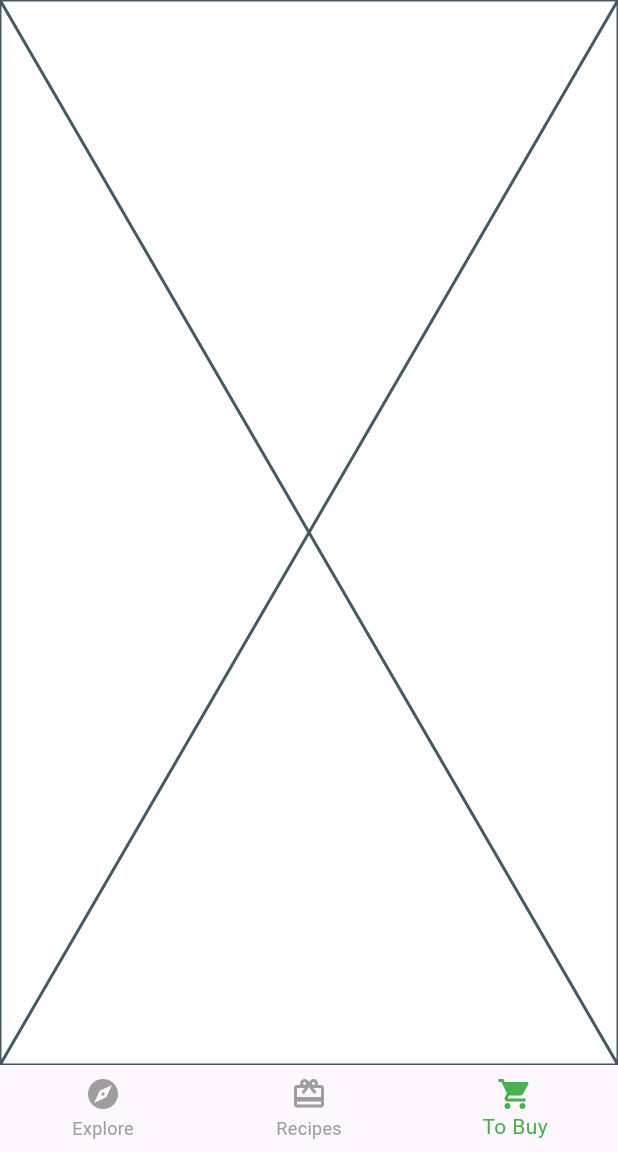
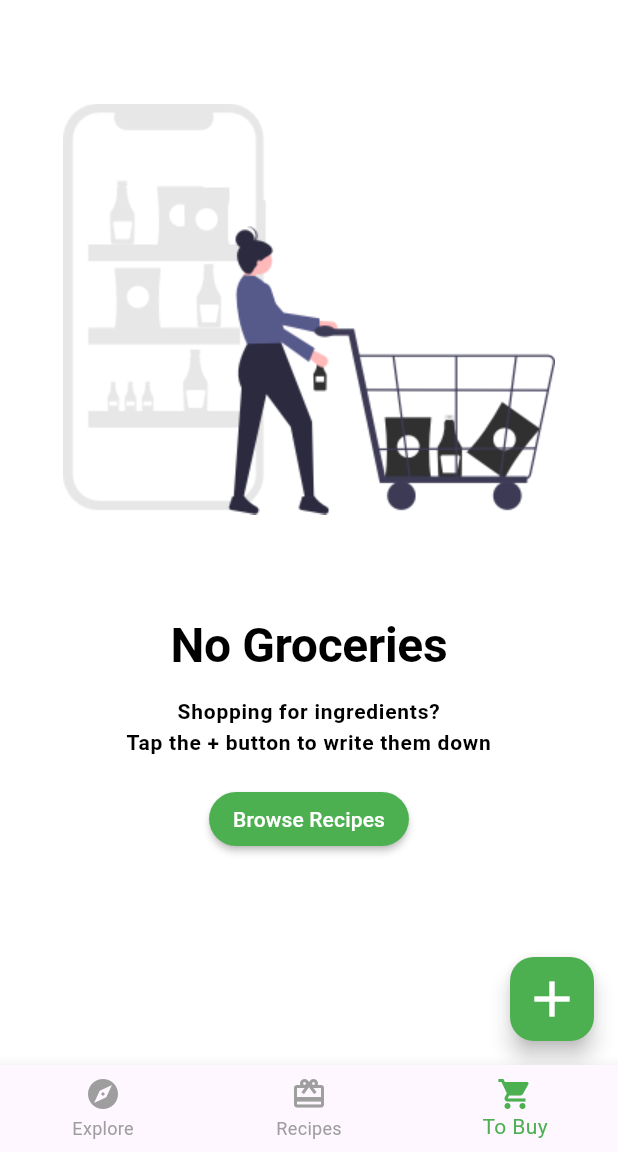
Before and after one commit to JoseRG03/Food-App, a Flutter app: the screen it shows after launch, item 3 of the bottom bar chosen, on a phone screen of 412 x 824 dp, the part 84-1236 px from its top. Run offline on Flutter 3.47's test engine with Material 3 defaults, Android fonts, the phone set to English and light mode, and no system bars.

Commit message:
Empty Grocery list page added + Initial Provider implementation

```diff
--- a/lib/home.dart
+++ b/lib/home.dart
@@ -1,7 +1,9 @@
+import 'package:demo_app/models/tab_manager.dart';
 import 'package:demo_app/screens/explore_screen.dart';
 import 'package:demo_app/screens/recipes_screen.dart';
 import 'package:demo_app/screens/tobuy_screen.dart';
 import 'package:flutter/material.dart';
+import 'package:provider/provider.dart';
 
 import 'components/theme_button.dart';
 
@@ -17,22 +19,16 @@ class Home extends StatefulWidget {
 
 class _HomeState extends State<Home> {
 
-  int currentScreen = 0;
   List<Widget> screens = [
     ExploreScreen(),
     RecipesScreen(),
     ToBuyScreen(),
   ];
 
-  void changeScreen(int index) {
-    setState(() {
-      currentScreen = index;
-    });
-  }
-
   @override
   Widget build(BuildContext context) {
-    return Scaffold(
+    return Consumer<TabManager>(
+      builder: (BuildContext context, tabManager, Widget? child) => Scaffold(
         appBar: AppBar(
           title: Text(widget.appTitle, style: Theme.of(context).textTheme.titleLarge),
           centerTitle: true,
@@ -40,13 +36,13 @@ class _HomeState extends State<Home> {
             ThemeButton(changeTheme: widget.changeThemeMode)
           ],
         ),
-      body: screens[currentScreen],
+        body: screens[tabManager.selectedTab],
         bottomNavigationBar: BottomNavigationBar(
             selectedItemColor: Colors.green,
             unselectedItemColor: Colors.grey,
-          currentIndex: currentScreen,
+            currentIndex: tabManager.selectedTab,
             onTap: (value) {
-            changeScreen(value);
+              tabManager.goToTab(value);
             },
             items: const [
               BottomNavigationBarItem(
@@ -62,6 +58,7 @@ class _HomeState extends State<Home> {
                   label: "To Buy"
               ),
             ]),
+      ),
     );
   }
 }
--- a/lib/main.dart
+++ b/lib/main.dart
@@ -1,11 +1,13 @@
 import 'package:demo_app/food_theme.dart';
 import 'package:demo_app/home.dart';
+import 'package:demo_app/models/grocery_manager.dart';
+import 'package:demo_app/models/tab_manager.dart';
 import 'package:flutter/material.dart';
+import 'package:provider/provider.dart';
 
 void main() => runApp(FoodSocialApp());
 
 class FoodSocialApp extends StatefulWidget {
-
   @override
   State<FoodSocialApp> createState() => _FoodSocialAppState();
 }
@@ -27,10 +29,12 @@ class _FoodSocialAppState extends State<FoodSocialApp> {
   Widget build(BuildContext context) {
     const appTitle = 'Food Social App';
     return MaterialApp(
-      debugShowCheckedModeBanner: false,
-      title: appTitle,
-      theme: theme,
-      home: Home(appTitle: appTitle, changeThemeMode: changeThemeMode)
-    );
+        debugShowCheckedModeBanner: false,
+        title: appTitle,
+        theme: theme,
+        home: MultiProvider(providers: [
+          ChangeNotifierProvider(create: (context) => TabManager()),
+          ChangeNotifierProvider(create: (context) => GroceryManager()),
+        ], child: Home(appTitle: appTitle, changeThemeMode: changeThemeMode)));
   }
 }
--- /dev/null
+++ b/lib/models/grocery_item.dart
@@ -0,0 +1,42 @@
+import 'dart:ui';
+
+enum Importance { low, medium, high }
+
+class GroceryItem {
+  final String id;
+  final String name;
+  final Importance importance;
+  final Color color;
+  final int quantity;
+  final DateTime date;
+  final bool isComplete;
+
+  GroceryItem(
+      {
+        required this.id,
+        required this.name,
+        required this.importance,
+        required this.color,
+        required this.quantity,
+        required this.date,
+        this.isComplete = false
+      });
+
+  GroceryItem copyWith({
+    String? id,
+    String? name,
+    Importance? importance,
+    Color? color,
+    int? quantity,
+    DateTime? date,
+    bool? isComplete,
+  }) {
+    return GroceryItem(
+        id: id ?? this.id,
+        name: name ?? this.name,
+        importance: importance ?? this.importance,
+        color: color ?? this.color,
+        quantity: quantity ?? this.quantity,
+        date: date ?? this.date);
+  }
+}
--- /dev/null
+++ b/lib/models/tab_manager.dart
@@ -0,0 +1,16 @@
+import 'package:flutter/cupertino.dart';
+
+class TabManager extends ChangeNotifier {
+
+  int selectedTab = 0;
+
+  void goToTab(int index) {
+    selectedTab = index;
+    notifyListeners();
+  }
+
+  void goToRecipes() {
+    selectedTab = 1;
+    notifyListeners();
+  }
+}
--- /dev/null
+++ b/lib/screens/empty_grocery_sreen.dart
@@ -0,0 +1,39 @@
+import 'package:demo_app/models/tab_manager.dart';
+import 'package:flutter/material.dart';
+import 'package:provider/provider.dart';
+
+class EmptyGroceryScreen extends StatelessWidget {
+  const EmptyGroceryScreen({super.key});
+
+  @override
+  Widget build(BuildContext context) {
+    return Column(
+      children: [
+        // Permite que el hijo se acomode al espacio disponible que se encuentre en la pantalla
+        Flexible(
+          child: AspectRatio(
+              aspectRatio: 1 / 1,
+              child: Image.asset('assets/grocery_pics/empty_list.png')),
+        ),
+        Text('No Groceries', style: Theme.of(context).textTheme.displayLarge),
+        SizedBox(height: 16),
+        Text(
+          'Shopping for ingredients?\nTap the + button to write them down',
+          style: Theme.of(context).textTheme.bodyLarge,
+          textAlign: TextAlign.center,
+        ),
+        SizedBox(height: 16),
+        MaterialButton(
+          onPressed: () {
+            Provider.of<TabManager>(context, listen: false).goToRecipes();
+          },
+          color: Colors.green,
+          textColor: Colors.white,
+          shape:
+              RoundedRectangleBorder(borderRadius: BorderRadius.circular(30)),
+          child: Text('Browse Recipes'),
+        ),
+      ],
+    );
+  }
+}
--- a/lib/screens/tobuy_screen.dart
+++ b/lib/screens/tobuy_screen.dart
@@ -1,11 +1,31 @@
 import 'package:demo_app/components/card3.dart';
+import 'package:demo_app/models/grocery_manager.dart';
+import 'package:demo_app/screens/empty_grocery_sreen.dart';
 import 'package:flutter/material.dart';
+import 'package:provider/provider.dart';
 
 class ToBuyScreen extends StatelessWidget {
   const ToBuyScreen({super.key});
 
   @override
   Widget build(BuildContext context) {
-    return const Placeholder();
+    return Scaffold(
+      floatingActionButton: FloatingActionButton(
+        backgroundColor: Colors.green,
+        onPressed: () {},
+        child: Icon(Icons.add, color: Colors.white, size: 40,),
+      ),
+      body: buildGroceryScreen(),
+    );
+  }
+
+  Consumer<GroceryManager> buildGroceryScreen() {
+    return Consumer<GroceryManager>(builder: (context, groceryManager, child) {
+      if (groceryManager.groceryList.isNotEmpty) {
+        return const Placeholder();
+      } else {
+        return const EmptyGroceryScreen();
+      }
+    });
   } //Card3;
 }
--- a/pubspec.yaml
+++ b/pubspec.yaml
@@ -35,6 +35,7 @@ dependencies:
   # The following adds the Cupertino Icons font to your application.
   # Use with the CupertinoIcons class for iOS style icons.
   cupertino_icons: ^1.0.8
+  provider: ^6.1.2
 
 dev_dependencies:
   flutter_test:
@@ -64,6 +65,7 @@ flutter:
     - assets/magazine_pics/
     - assets/profile_pics/
     - assets/sample_data/
+    - assets/grocery_pics/
 
   # An image asset can refer to one or more resolution-specific "variants", see
   # https://flutter.dev/to/resolution-aware-images
```
Also changed, not shown: lib/models/grocery_manager.dart (added, +31 -0 lines), lib/screens/recipes_screen.dart (+5 -5 lines), assets/grocery_pics/empty_list.png (added), pubspec.lock. Lines whose indentation alone changed are shown as unchanged.
